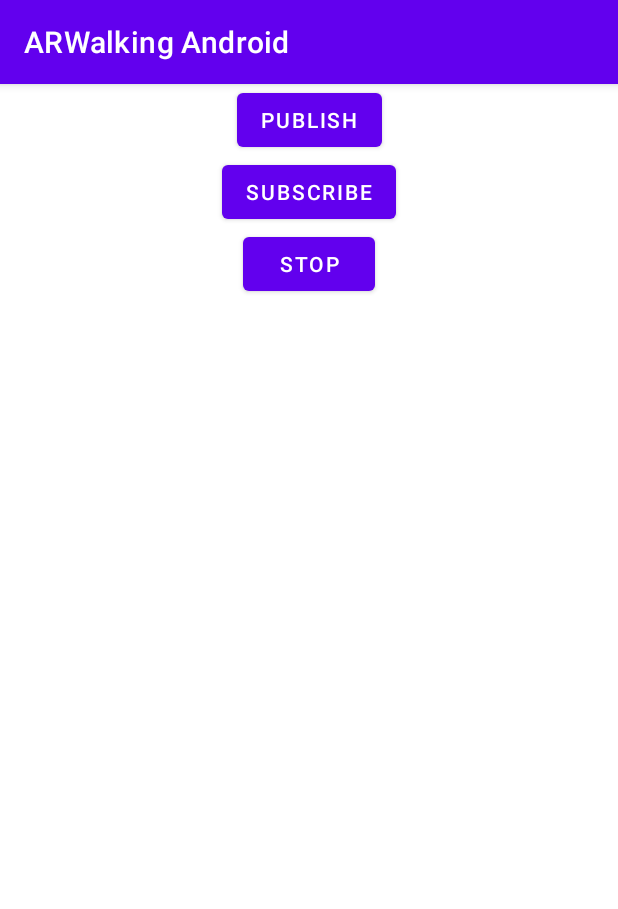
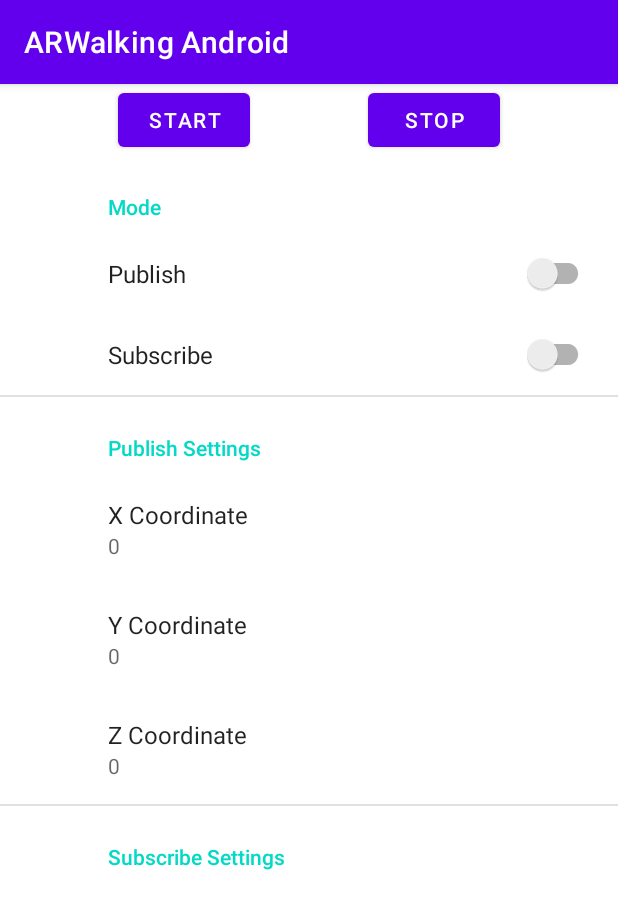
Before and after one commit to gangulaabhinav/ARWalking, an Android app: the screen it shows after launch (MainActivity), on a phone screen of 412 x 824 dp. Shown: the top 909 px of the screen. Run offline under Robolectric (Android 15) with nearby library versions, the phone set to English and light mode, and no system bars; our stand-ins replace androidx.preference.

Commit message:
Add settings interface, coordinates for publishing

```diff
--- a/Android/ARWalkingAndroid/app/build.gradle
+++ b/Android/ARWalkingAndroid/app/build.gradle
@@ -36,7 +36,9 @@ dependencies {
     implementation 'androidx.core:core-ktx:1.7.10'
     implementation 'androidx.appcompat:appcompat:1.5.1'
     implementation 'com.google.android.material:material:1.6.1'
+    implementation 'androidx.lifecycle:lifecycle-viewmodel-ktx:2.5.1'
     implementation 'androidx.constraintlayout:constraintlayout:2.1.4'
+    implementation 'androidx.preference:preference:1.2.0'
     testImplementation 'junit:junit:4.13.2'
     androidTestImplementation 'androidx.test.ext:junit:1.1.3'
     androidTestImplementation 'androidx.test.espresso:espresso-core:3.4.0'
--- a/Android/ARWalkingAndroid/app/src/main/java/com/microsoft/arwalking/android/MainActivity.kt
+++ b/Android/ARWalkingAndroid/app/src/main/java/com/microsoft/arwalking/android/MainActivity.kt
@@ -10,16 +10,9 @@ class MainActivity : AppCompatActivity() {
         super.onCreate(savedInstanceState)
         setContentView(R.layout.activity_main)
 
-        findViewById<Button>(R.id.publish).setOnClickListener {
+        findViewById<Button>(R.id.start).setOnClickListener {
             val intent = Intent(this, RttLocationService::class.java)
-            intent.action = RttLocationService.ACTION_START_PUBLISH
-
-            startForegroundService(intent)
-        }
-
-        findViewById<Button>(R.id.subscribe).setOnClickListener {
-            val intent = Intent(this, RttLocationService::class.java)
-            intent.action = RttLocationService.ACTION_START_SUBSCRIBE
+            intent.action = RttLocationService.ACTION_START
 
             startForegroundService(intent)
         }
--- /dev/null
+++ b/Android/ARWalkingAndroid/app/src/main/java/com/microsoft/arwalking/android/SettingsFragment.kt
@@ -0,0 +1,11 @@
+package com.microsoft.arwalking.android
+
+import android.os.Bundle
+import androidx.preference.PreferenceFragmentCompat
+
+class SettingsFragment : PreferenceFragmentCompat() {
+
+    override fun onCreatePreferences(savedInstanceState: Bundle?, rootKey: String?) {
+        setPreferencesFromResource(R.xml.root_preferences, rootKey)
+    }
+}
--- a/Android/ARWalkingAndroid/app/src/main/res/layout/activity_main.xml
+++ b/Android/ARWalkingAndroid/app/src/main/res/layout/activity_main.xml
@@ -7,30 +7,31 @@
     tools:context=".MainActivity">
 
     <Button
-        android:id="@+id/publish"
+        android:id="@+id/start"
         android:layout_width="wrap_content"
         android:layout_height="wrap_content"
-        android:text="Publish"
-        app:layout_constraintEnd_toEndOf="parent"
+        android:text="Start"
+        app:layout_constraintEnd_toStartOf="@+id/stop"
         app:layout_constraintStart_toStartOf="parent"
-        app:layout_constraintTop_toTopOf="parent" />
-
-    <Button
-        android:id="@+id/subscribe"
-        android:layout_width="wrap_content"
-        android:layout_height="wrap_content"
-        android:text="Subscribe"
-        app:layout_constraintEnd_toEndOf="parent"
-        app:layout_constraintStart_toStartOf="parent"
-        app:layout_constraintTop_toBottomOf="@+id/publish" />
+        app:layout_constraintTop_toTopOf="parent"/>
 
     <Button
         android:id="@+id/stop"
         android:layout_width="wrap_content"
         android:layout_height="wrap_content"
         android:text="Stop"
+        app:layout_constraintStart_toEndOf="@id/start"
+        app:layout_constraintEnd_toEndOf="parent"
+        app:layout_constraintTop_toTopOf="parent"/>
+
+    <androidx.fragment.app.FragmentContainerView
+        android:id="@+id/settings_container"
+        android:name="com.microsoft.arwalking.android.SettingsFragment"
+        android:layout_width="0dp"
+        android:layout_height="0dp"
+        app:layout_constraintBottom_toBottomOf="parent"
         app:layout_constraintEnd_toEndOf="parent"
         app:layout_constraintStart_toStartOf="parent"
-        app:layout_constraintTop_toBottomOf="@+id/subscribe" />
+        app:layout_constraintTop_toBottomOf="@+id/stop" />
 
 </androidx.constraintlayout.widget.ConstraintLayout>
--- /dev/null
+++ b/Android/ARWalkingAndroid/app/src/main/res/xml/root_preferences.xml
@@ -0,0 +1,39 @@
+<PreferenceScreen xmlns:app="http://schemas.android.com/apk/res-auto">
+
+    <PreferenceCategory app:title="Mode">
+
+        <SwitchPreferenceCompat
+            app:key="publish"
+            app:title="Publish" />
+
+        <SwitchPreferenceCompat
+            app:key="subscribe"
+            app:title="Subscribe" />
+
+    </PreferenceCategory>
+
+    <PreferenceCategory app:title="Publish Settings" app:dependency="publish">
+        <EditTextPreference
+            app:key="coordinateX"
+            app:title="X Coordinate"
+            app:defaultValue="0"
+            app:useSimpleSummaryProvider="true" />
+
+        <EditTextPreference
+            app:key="coordinateY"
+            app:title="Y Coordinate"
+            app:defaultValue="0"
+            app:useSimpleSummaryProvider="true" />
+
+        <EditTextPreference
+            app:key="coordinateZ"
+            app:title="Z Coordinate"
+            app:defaultValue="0"
+            app:useSimpleSummaryProvider="true" />
+    </PreferenceCategory>
+
+    <PreferenceCategory app:title="Subscribe Settings" app:dependency="subscribe">
+
+    </PreferenceCategory>
+
+</PreferenceScreen>
```
Also changed, not shown: Android/ARWalkingAndroid/app/src/main/java/com/microsoft/arwalking/android/RttLocationService.kt (+66 -29 lines).
